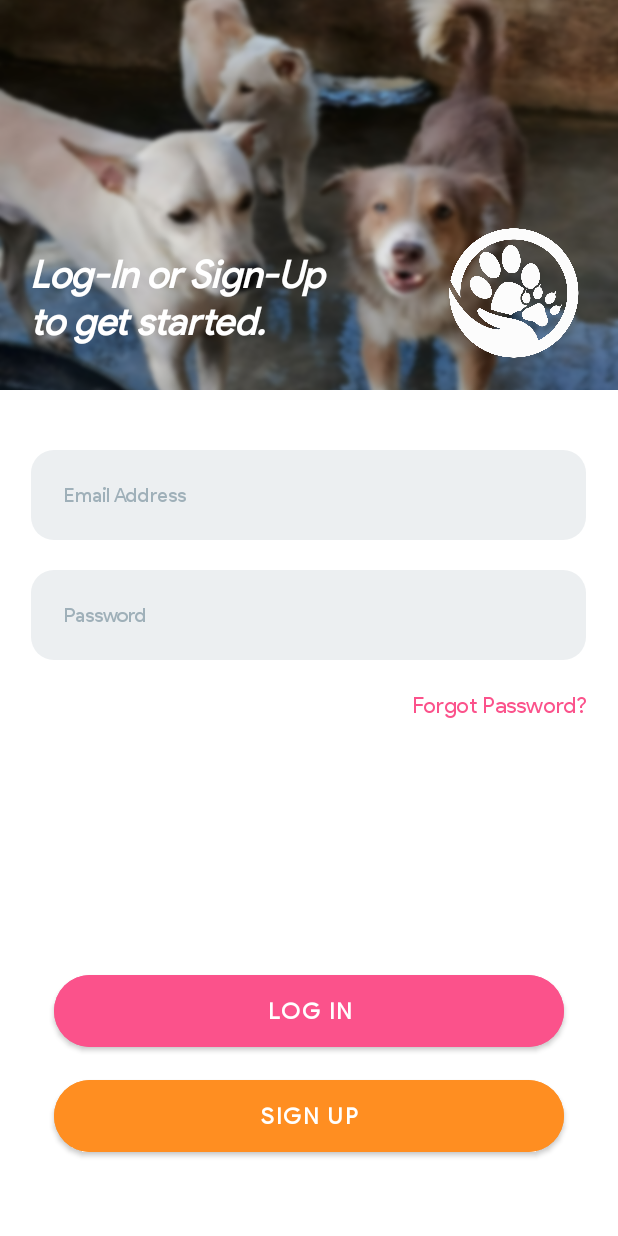
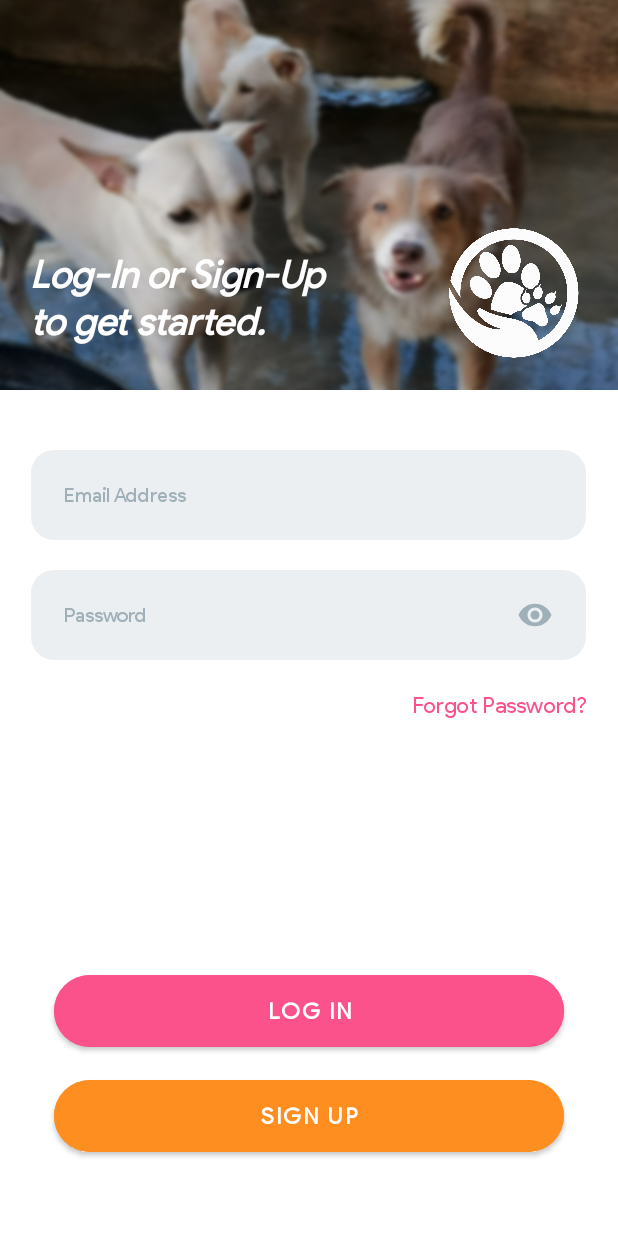
Before and after one commit to charleology/scratch, an Android app: the screen it shows after launch (MainActivity), on a phone screen of 412 x 824 dp. Run offline under Robolectric (Android 15) with nearby library versions, the phone set to English and light mode, and no system bars.

Commit message:
Show/Hide password in login page.

```diff
--- a/app/src/main/java/com/example/scratch/MainActivity.java
+++ b/app/src/main/java/com/example/scratch/MainActivity.java
@@ -7,12 +7,14 @@ import android.content.Context;
 import android.content.DialogInterface;
 import android.content.Intent;
 import android.graphics.Color;
-import android.graphics.Typeface;
 import android.os.Build;
 import android.os.Bundle;
 import android.os.Handler;
 import android.text.Html;
 import android.text.InputType;
+import android.text.method.HideReturnsTransformationMethod;
+import android.text.method.PasswordTransformationMethod;
+import android.view.MotionEvent;
 import android.view.View;
 import android.view.Window;
 import android.view.WindowManager;
@@ -23,13 +25,13 @@ import android.widget.TextView;
 
 import com.google.android.material.dialog.MaterialAlertDialogBuilder;
 
-import org.w3c.dom.Text;
-
 public class MainActivity extends AppCompatActivity {
 
     Button signUp, logIn;
     TextView forgotPass;
+    EditText tfloginPassword;
     LoadingDialog loadingDialog = new LoadingDialog(MainActivity.this);
+    static boolean passwordVisible;
 
     @Override
     protected void onCreate(Bundle savedInstanceState) {
@@ -57,6 +59,7 @@ public class MainActivity extends AppCompatActivity {
         signUp = (Button) findViewById(R.id.btnSignup);
         logIn = (Button) findViewById(R.id.btnLogin);
         forgotPass = (TextView) findViewById(R.id.forgotPassword);
+        tfloginPassword = (EditText) findViewById(R.id.tfloginPassword);
 
         logIn.setOnClickListener(new View.OnClickListener() {
             @Override
@@ -78,6 +81,35 @@ public class MainActivity extends AppCompatActivity {
             @Override
             public void onClick(View view) {
                 forgotPassDia(MainActivity.this);
+            }
+        });
+
+        //for show/hide pass
+        tfloginPassword.setOnTouchListener(new View.OnTouchListener() {
+            @Override
+            public boolean onTouch(View view, MotionEvent motionEvent) {
+                final int Right = 2;
+                if (motionEvent.getAction() == MotionEvent.ACTION_UP) {
+                    if (motionEvent.getRawX() >= tfloginPassword.getRight() - tfloginPassword.getCompoundDrawables()[Right].getBounds().width()) {
+                        int selection = tfloginPassword.getSelectionEnd();
+                        if (passwordVisible) {
+                            //drawable image
+                            tfloginPassword.setCompoundDrawablesRelativeWithIntrinsicBounds(0, 0, R.drawable.ic_baseline_visibility_24, 0);
+                            //for hide password
+                            tfloginPassword.setTransformationMethod(PasswordTransformationMethod.getInstance());
+                            passwordVisible = false;
+                        } else {
+                            //drawable image
+                            tfloginPassword.setCompoundDrawablesRelativeWithIntrinsicBounds(0, 0, R.drawable.ic_baseline_visibility_off_24, 0);
+                            //for show password
+                            tfloginPassword.setTransformationMethod(HideReturnsTransformationMethod.getInstance());
+                            passwordVisible = true;
+                        }
+                        tfloginPassword.setSelection(selection);
+                        return true;
+                    }
+                }
+                return false;
             }
         });
     }
@@ -161,4 +193,29 @@ public class MainActivity extends AppCompatActivity {
         }
         win.setAttributes(winParams);
     }
+
+    /*public boolean showHidePassword(EditText editText, MotionEvent motionEvent, Boolean passwordVisible, int Right){
+        boolean res = false;
+        if (motionEvent.getAction() == MotionEvent.ACTION_UP) {
+            if (motionEvent.getRawX() >= editText.getRight() - editText.getCompoundDrawables()[Right].getBounds().width()) {
+                int selection = editText.getSelectionEnd();
+                if (passwordVisible) {
+                    //drawable image
+                    editText.setCompoundDrawablesRelativeWithIntrinsicBounds(0, 0, R.drawable.ic_baseline_visibility_24, 0);
+                    //for hide password
+                    editText.setTransformationMethod(PasswordTransformationMethod.getInstance());
+                    passwordVisible = false;
+                } else {
+                    //drawable image
+                    editText.setCompoundDrawablesRelativeWithIntrinsicBounds(0, 0, R.drawable.ic_baseline_visibility_off_24, 0);
+                    //for show password
+                    editText.setTransformationMethod(HideReturnsTransformationMethod.getInstance());
+                    passwordVisible = true;
+                }
+                editText.setSelection(selection);
+                res = true;
+            }
+        }
+        return res;
+    }*/
 }
--- a/app/src/main/res/layout/activity_main.xml
+++ b/app/src/main/res/layout/activity_main.xml
@@ -79,7 +79,8 @@
             android:layout_gravity="center"
             android:layout_marginTop="20dp"
             android:hint="Password"
-            android:inputType="textPassword" />
+            android:inputType="textPassword"
+            android:drawableRight="@drawable/ic_baseline_visibility_24"/>
 
         <TextView
             android:id="@+id/forgotPassword"
```
